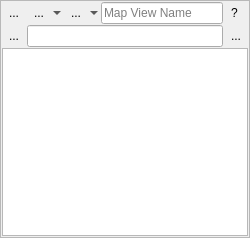
Before: the Qt Designer form eotimeseriesviewer/ui/mapview.ui in jakimowb/eo-time-series-viewer, drawn with Qt 5.
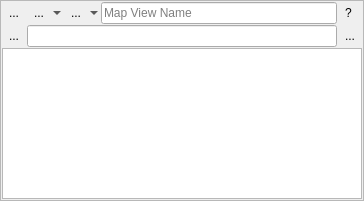
After: the same form once the commit is applied. Icons and pictures are not drawn. Custom widgets are drawn as their Qt base class.

Diff of the .ui file:
```diff
--- a/eotimeseriesviewer/ui/mapview.ui
+++ b/eotimeseriesviewer/ui/mapview.ui
@@ -6,8 +6,8 @@
    <rect>
     <x>0</x>
     <y>0</y>
-    <width>250</width>
-    <height>238</height>
+    <width>364</width>
+    <height>201</height>
    </rect>
   </property>
   <property name="sizePolicy">
```
Left out of the diff: 11 changed lines with no effect on the pictures.
